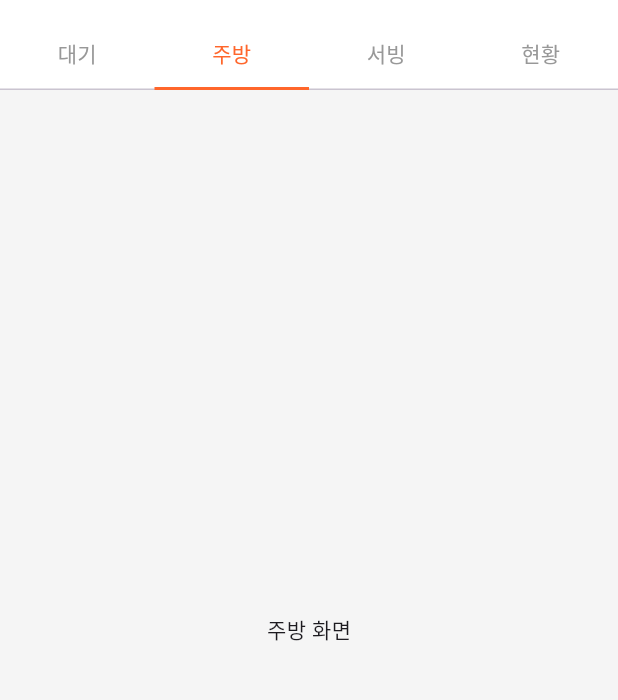
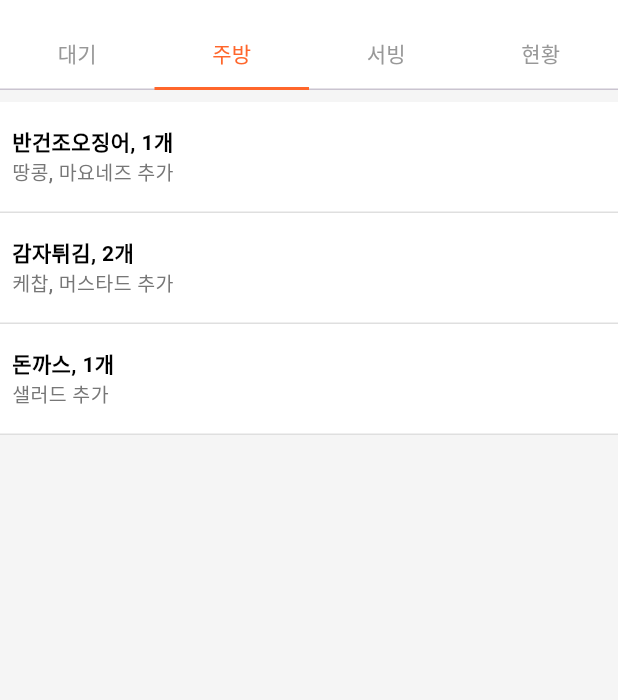
Before and after one commit to olleh365/menuboard-admin, a Flutter app: the screen it shows after launch, tab 2 chosen, on a phone screen of 412 x 824 dp, the part 66-766 px from its top. Run offline on Flutter 3.47's test engine with Material 3 defaults, Android fonts, the phone set to English and light mode, and no system bars; our stand-ins replace fluttertoast.

Commit message:
주방탭 화면 UI작업

```diff
--- a/lib/kitchen_screen.dart
+++ b/lib/kitchen_screen.dart
@@ -1,11 +1,67 @@
 import 'package:flutter/material.dart';
+import 'package:menuboard_admin/exam_menu_model.dart';
+import 'package:provider/provider.dart';
+import 'package:intl/intl.dart';
+import 'main.dart';
+import 'order_provider.dart';
 
 class KitchenScreen extends StatelessWidget {
   const KitchenScreen({super.key});
   @override
   Widget build(BuildContext context) {
-    return const Center(
-      child: Text('주방 화면'),
+    final orders = Provider.of<OrderProvider>(context).orders;
+    final orderItems = orders.expand((order) => order.items).toList();
+
+    return ListView.builder(
+      itemCount: orderItems.length,
+      itemBuilder: (context, index) {
+        final orderItem = orderItems[index];
+        return Column(
+          children: [
+            if (index == 0) const SizedBox(height: 8),
+            Container(
+              color: Colors.white,
+              child: Column(
+                children: [
+                  Padding(
+                        padding: const EdgeInsets.symmetric(horizontal: 8),
+                        child: Row(
+                          mainAxisAlignment: MainAxisAlignment.spaceBetween,
+                          children: [
+                            Column(
+                              crossAxisAlignment: CrossAxisAlignment.start,
+                              children: [
+                                const SizedBox(height: 16),
+                                Text(
+                                  '${orderItem.mainMenu}, ${orderItem.quantity}개',
+                                  style: const TextStyle(
+                                      fontSize: 14,
+                                      fontWeight: FontWeight.w700,
+                                      color: Colors.black
+                                  ),
+                                ),
+                                Text(
+                                  '${orderItem.additionalMenu.map((
+                                      addItem) => addItem.name).join(', ')} 추가',
+                                  style: const TextStyle(
+                                    fontSize: 13,
+                                    fontWeight: FontWeight.w500,
+                                    color: Color(0xFF777777),
+                                  ),
+                                ),
+                                const SizedBox(height: 16)
+                              ],
+                            ),
+                          ],
+                        ),
+                      ),
+                  const Divider(height: 1, thickness: 1, color: Color(0xFFDFDFDF))
+                ],
+              ),
+            ),
+          ],
+        );
+      },
     );
   }
 }
--- a/lib/order_provider.dart
+++ b/lib/order_provider.dart
@@ -4,40 +4,40 @@ import 'exam_menu_model.dart';
 class OrderProvider extends ChangeNotifier {
   final List<Order> _orders = [
     Order(
-      orderNumber: '001',
+      orderNumber: '00001111',
       orderTime: DateTime.now(),
       tableNumber: 5,
       items: [
         OrderItem(
-          mainMenu: '메인 메뉴 1',
+          mainMenu: '반건조오징어',
           mainMenuPrice: 12000,
           additionalMenu: [
-            AdditionalMenuItem(name: '추가 메뉴 1', price: 1000),
-            AdditionalMenuItem(name: '추가 메뉴 2', price: 2000),
+            AdditionalMenuItem(name: '땅콩', price: 1000),
+            AdditionalMenuItem(name: '마요네즈', price: 2000),
           ],
-          quantity: 2,
+          quantity: 1,
         ),
         OrderItem(
-          mainMenu: '메인 메뉴 3',
+          mainMenu: '감자튀김',
           mainMenuPrice: 14000,
           additionalMenu: [
-            AdditionalMenuItem(name: '추가 메뉴 1', price: 2000),
-            AdditionalMenuItem(name: '추가 메뉴 2', price: 3000),
+            AdditionalMenuItem(name: '케찹', price: 2000),
+            AdditionalMenuItem(name: '머스타드', price: 3000),
           ],
           quantity: 2,
         ),
       ],
     ),
     Order(
-      orderNumber: '002',
+      orderNumber: '00002222',
       orderTime: DateTime.now(),
       tableNumber: 3,
       items: [
         OrderItem(
-          mainMenu: '메인 메뉴 2',
+          mainMenu: '돈까스',
           mainMenuPrice: 12000,
           additionalMenu: [
-            AdditionalMenuItem(name: '추가 메뉴 3', price: 4000),
+            AdditionalMenuItem(name: '샐러드', price: 4000),
           ],
           quantity: 1,
         ),
--- a/lib/waiting_screen.dart
+++ b/lib/waiting_screen.dart
@@ -14,7 +14,7 @@ class WaitingScreen extends StatelessWidget {
         .join(', ');
     final cencelMenu = '[${item.mainMenu}/$additionalMenu ${item.quantity}개 ${item.totalPrice.toStringAsFixed(0)}원]\n'
     '해당 주문을 취소하시겠습니까?';
-
+    // 취소 시 팝업창 빌드
     showDialog(context: context,
         barrierDismissible: false,
         builder: (BuildContext context){
@@ -24,6 +24,7 @@ class WaitingScreen extends StatelessWidget {
             ),
             title: const Text('주문 취소', style: TextStyle(fontSize: 18, fontWeight: FontWeight.w700),textAlign: TextAlign.center),
             content: Text(cencelMenu, style: const TextStyle(fontSize: 14, fontWeight: FontWeight.w500, color: Color(0xFF777777)) ,textAlign: TextAlign.center),
+            // 하단 '취소', '확인' 버튼
             actions: <Widget>[
               TextButton(onPressed:() {Navigator.of(context).pop();},
           style: TextButton.styleFrom(
@@ -47,7 +48,6 @@ class WaitingScreen extends StatelessWidget {
 
   @override
   Widget build(BuildContext context) {
-    // 임시 주문 데이터
     final orders = Provider.of<OrderProvider>(context).orders;
     return ListView.builder(
       itemCount: orders.length,
```
